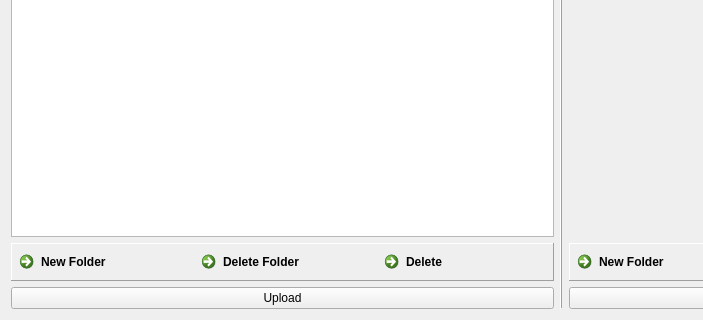
Above: cwe_guiWidgets/cwe_file_manager.ui from NHERI-SimCenter/CWE-Simulation-Tool before the change; both pictures show x 0 to 703 and y 126 to 446 of the 1122 by 446 pixel window. Below: the same form after it.
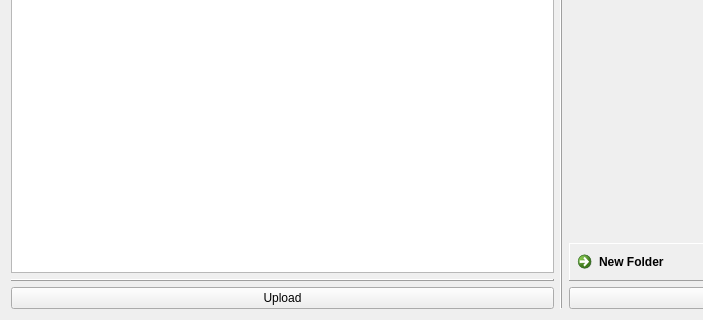
That is the form after the change. Icons and pictures are not drawn. Custom widgets are drawn as their Qt base class.

```diff
--- a/cwe_guiWidgets/cwe_file_manager.ui
+++ b/cwe_guiWidgets/cwe_file_manager.ui
@@ -129,39 +129,6 @@
          <property name="bottomMargin">
           <number>0</number>
          </property>
-         <item row="0" column="1">
-          <widget class="QCommandLinkButton" name="localButton_deleteFolder">
-           <property name="text">
-            <string>Delete Folder</string>
-           </property>
-           <property name="icon">
-            <iconset resource="../cwe_resources.qrc">
-             <normaloff>:/icons/burst.png</normaloff>:/icons/burst.png</iconset>
-           </property>
-          </widget>
-         </item>
-         <item row="0" column="0">
-          <widget class="QCommandLinkButton" name="localButton_newFolder">
-           <property name="text">
-            <string>New Folder</string>
-           </property>
-           <property name="icon">
-            <iconset resource="../cwe_resources.qrc">
-             <normaloff>:/icons/folder.png</normaloff>:/icons/folder.png</iconset>
-           </property>
-          </widget>
-         </item>
-         <item row="0" column="2">
-          <widget class="QCommandLinkButton" name="localButton_deleteFile">
-           <property name="text">
-            <string>Delete</string>
-           </property>
-           <property name="icon">
-            <iconset resource="../cwe_resources.qrc">
-             <normaloff>:/icons/bomb.png</normaloff>:/icons/bomb.png</iconset>
-           </property>
-          </widget>
-         </item>
         </layout>
        </widget>
       </item>
```
